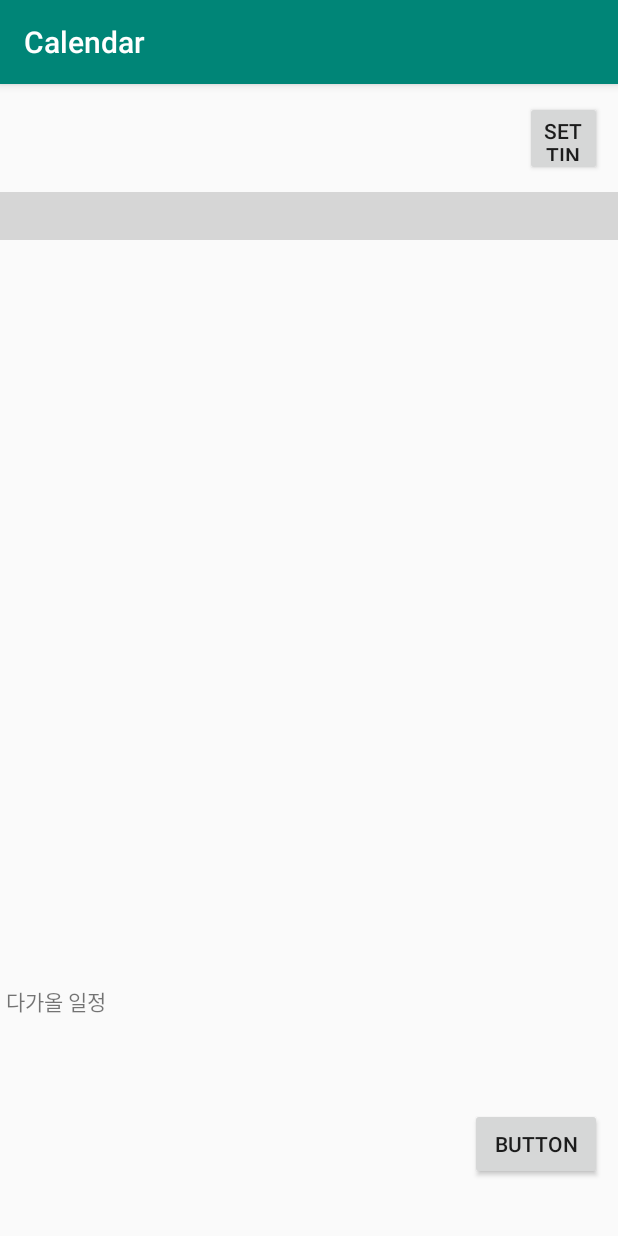
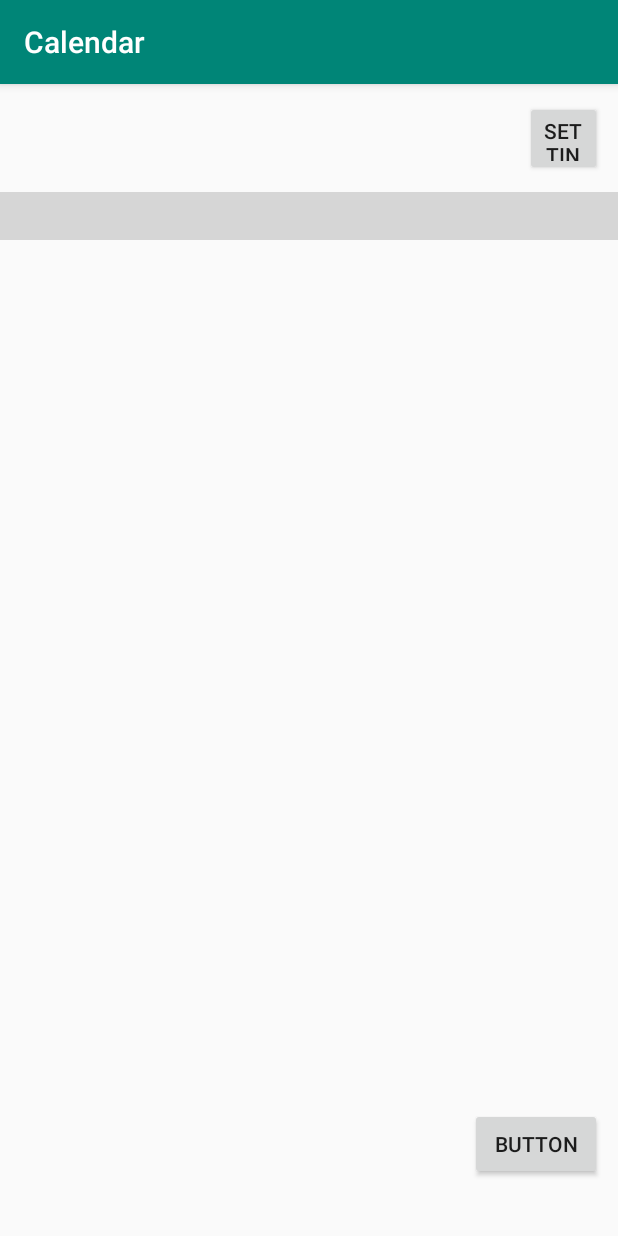
Before and after one commit to SILLASYSTEMPBL/AutoCalendarApp, an Android app: the screen it shows after launch (MainActivity), on a phone screen of 412 x 824 dp. Run offline under Robolectric (Android 15) with nearby library versions, the phone set to English and light mode, and no system bars; libraries missing offline, so code that uses them is left out: com.prolificinteractive.materialcalendarview; plain views replace MaterialCalendarView; 12 statements that could not run were skipped; grey boxes are pictures that could not be loaded.

Commit message:
remove textview main page 2021.01.25

```diff
--- a/app/src/main/java/com/cookandroid/calendar/MainActivity.java
+++ b/app/src/main/java/com/cookandroid/calendar/MainActivity.java
@@ -186,8 +186,7 @@ public class MainActivity extends AppCompatActivity implements  OnDateSelectedLi
                 materialCalendarView.addDecorator(decorators[K][i]);
         }
         materialCalendarView.setSelectedDate(CalendarDay.today());
-        textView = (TextView)findViewById(R.id.yymmdd);
-        textView.setText("다가올 일정");
+
 
     }
 
--- a/app/src/main/res/layout/activity_main.xml
+++ b/app/src/main/res/layout/activity_main.xml
@@ -43,22 +43,6 @@
         android:layout_width="match_parent"
         android:layout_height="match_parent">
 
-        <TextView
-            android:id="@+id/yymmdd"
-            android:layout_width="493dp"
-            android:layout_height="163dp"
-
-            android:layout_marginLeft="4dp"
-            android:layout_marginBottom="4dp"
-            android:text="20210118"
-            app:layout_constraintBottom_toBottomOf="parent"
-            app:layout_constraintHorizontal_bias="0.0"
-            app:layout_constraintLeft_toLeftOf="parent"
-            app:layout_constraintRight_toRightOf="parent"
-            app:layout_constraintTop_toTopOf="parent"
-            app:layout_constraintVertical_bias="1.0">
-
-        </TextView>
 
         <Button
             android:id="@+id/button"
```
